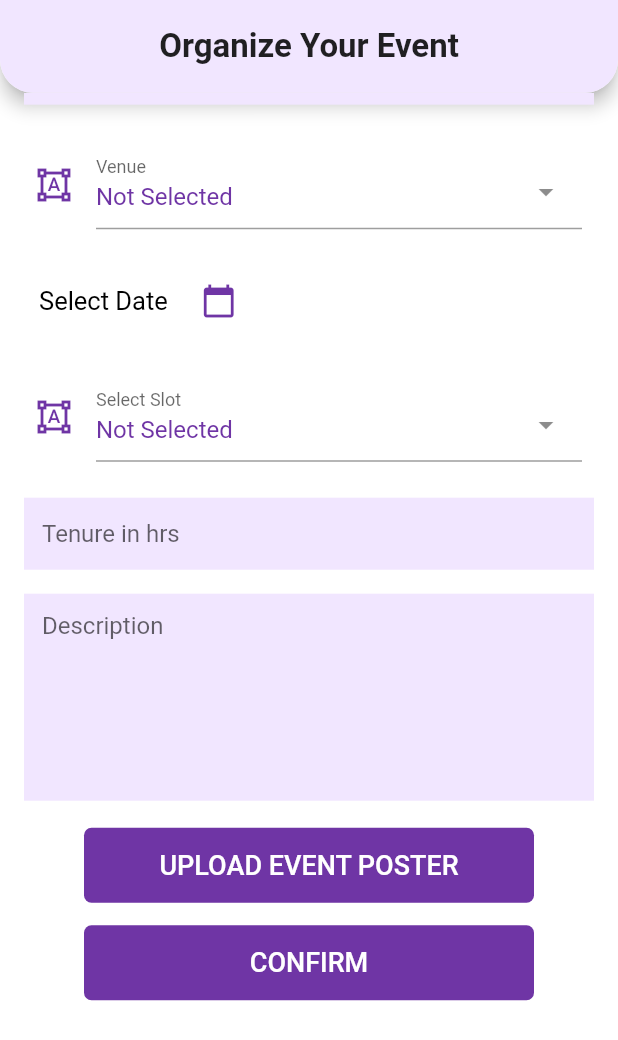
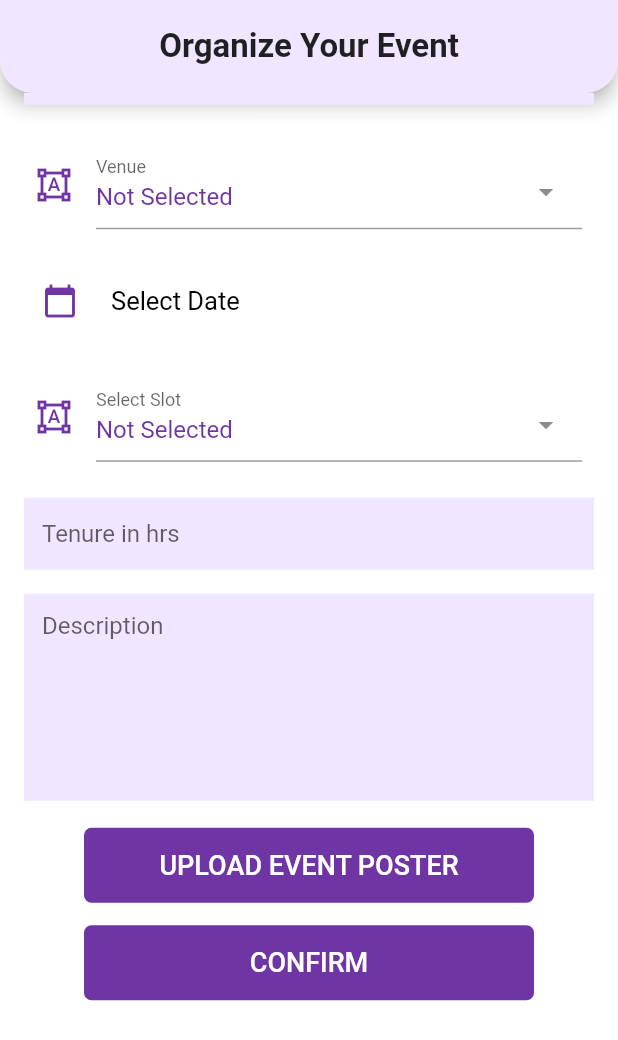
Before and after one commit to GeekyMonk07/Notifix, a Flutter app: the EventForm screen opened by its route, scrolled down 425 dp, on a phone screen of 412 x 824 dp. Shown: the top 1040 px of the screen. Run offline on Flutter 3.47's test engine with Material 2 defaults, Android fonts, the phone set to English and light mode, and no system bars; drawn by our look-alikes of select_form_field; our stand-ins replace bottom_navy_bar, file_picker, firebase_auth, firebase_core, firebase_database, firebase_messaging and 9 more; missing offline and left inert: expansion_card, flutter_email_sender, mailer; accounts and stored records are empty; project files that could hold a hidden picture were left out.

Commit message:
event page bug fix

```diff
--- a/lib/Pages/settingsPageItems/eventform.dart
+++ b/lib/Pages/settingsPageItems/eventform.dart
@@ -51,10 +51,10 @@ class _EventFormState extends State<EventForm> {
     super.initState();
     user = FirebaseAuth.instance.currentUser;
     setState(() {
-      // userName = user.displayName;
-      // email = user.email;
-      userName = 'tanay';
-      email = 'tanaywhocodes@gmail.com';
+      userName = user.displayName;
+      email = user.email;
+      // userName = 'tanay';
+      // email = 'tanaywhocodes@gmail.com';
     });
   }
 
@@ -348,6 +348,14 @@ class _EventFormState extends State<EventForm> {
                               child: Row(
                                 mainAxisAlignment: MainAxisAlignment.start,
                                 children: [
+                                  IconButton(
+                                      onPressed: () async {
+                                        _selectDate(context);
+                                      },
+                                      icon: Icon(
+                                        Icons.calendar_today,
+                                        color: primaryColor,
+                                      )),
                                   Padding(
                                     padding: const EdgeInsets.all(10.0),
                                     child: Container(
@@ -363,14 +371,6 @@ class _EventFormState extends State<EventForm> {
                                       ),
                                     ),
                                   ),
-                                  IconButton(
-                                      onPressed: () async {
-                                        _selectDate(context);
-                                      },
-                                      icon: Icon(
-                                        Icons.calendar_today,
-                                        color: primaryColor,
-                                      ))
                                 ],
                               )),
                           Padding(
```
